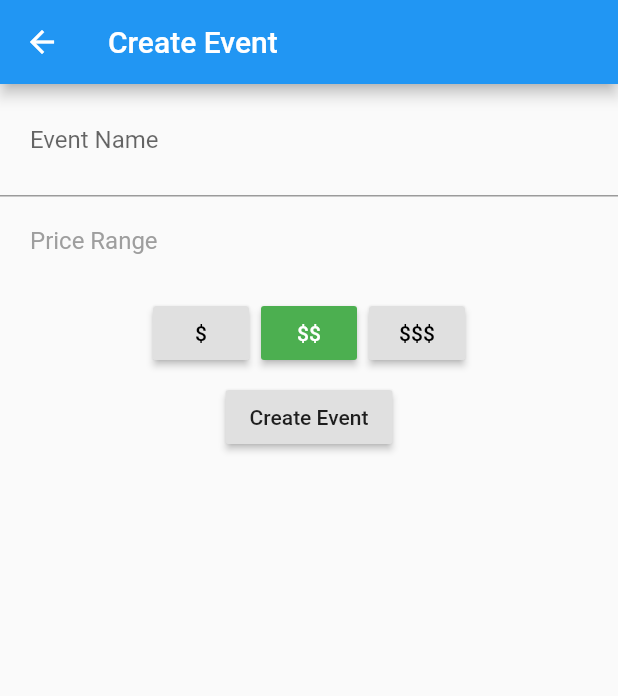
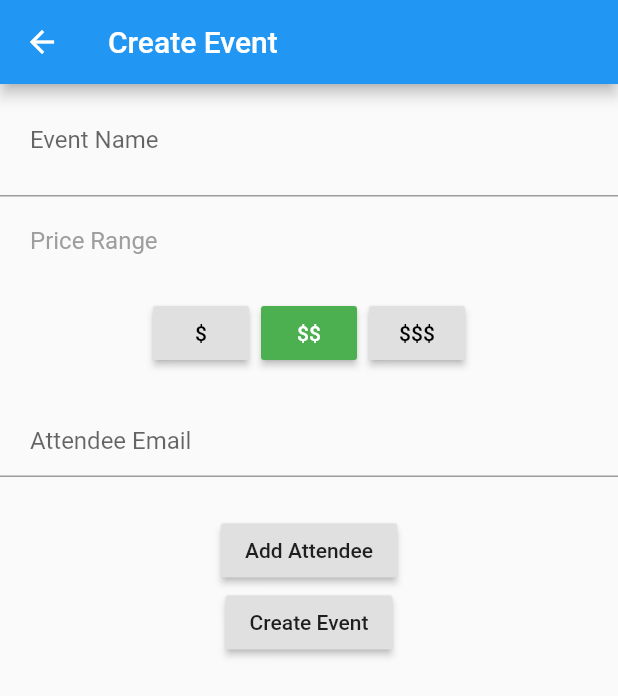
Before and after one commit to maryfan1106/Foodies, a Flutter app: the CreateEventScreen screen opened by its route, on a phone screen of 412 x 824 dp. Shown: the top 696 px of the screen. Run offline on Flutter 3.47's test engine with Material 2 defaults, Android fonts, the light colour scheme and no system bars; our stand-ins replace flutter_dotenv, shared_preferences; accounts and stored records are empty; statements that could not run were skipped.

Commit message:
add attendees widget to create event page
Reuse the attendee model, and set default role to "guest" since we won't
need a role for this purpose.

```diff
--- a/foodies_app/lib/models/attendee.dart
+++ b/foodies_app/lib/models/attendee.dart
@@ -18,7 +18,7 @@ class Attendee {
 
   static Attendee fromJson(dynamic parsedJson) {
     return Attendee(
-      role: AttendeeRole.values[parsedJson['role']],
+      role: AttendeeRole.values[parsedJson['role'] ?? 1], // default to guest
       name: parsedJson['name'],
       email: parsedJson['email'],
     );
--- /dev/null
+++ b/foodies_app/lib/services/users.dart
@@ -0,0 +1,15 @@
+import 'dart:io' show HttpStatus;
+
+import '../models/attendee.dart' show Attendee;
+import 'foodiesapi.dart' show FoodiesData, foodiesGet;
+
+Future<Attendee> getUser(String email) async {
+  final FoodiesData fdata = await foodiesGet('/users/$email');
+  switch (fdata.status) {
+    case HttpStatus.found:
+      final Attendee user = Attendee.fromJson(fdata.body);
+      return user;
+  }
+
+  throw Exception("No user found");
+}
--- /dev/null
+++ b/foodies_app/lib/widgets/add_guests.dart
@@ -0,0 +1,68 @@
+import 'package:flutter/material.dart';
+
+import '../models/attendee.dart' show Attendee;
+import '../services/users.dart' show getUser;
+
+class AddGuests extends StatefulWidget {
+  final List<Attendee> guests;
+
+  const AddGuests({
+    @required Key key,
+    @required this.guests,
+  }) : super(key: key);
+
+  @override
+  AddGuestsState createState() => AddGuestsState();
+}
+
+class AddGuestsState extends State<AddGuests> {
+  final _emailField = TextField(
+    controller: TextEditingController(),
+    obscureText: false,
+    decoration: const InputDecoration(
+      contentPadding: EdgeInsets.fromLTRB(20.0, 15.0, 20.0, 15.0),
+      hintText: 'Attendee Email',
+    ),
+  );
+
+  void _addNewGuest(Attendee guest) => setState(() => widget.guests.add(guest));
+
+  @override
+  void dispose() {
+    _emailField.controller.dispose();
+    super.dispose();
+  }
+
+  @override
+  Widget build(BuildContext context) {
+    final addButton = RaisedButton(
+      child: const Text('Add Attendee'),
+      onPressed: () async {
+        Attendee result = await getUser(_emailField.controller.text);
+        _addNewGuest(result);
+        _emailField.controller.clear();
+      },
+    );
+
+    return Column(
+      children: <Widget>[
+        ListView.builder(
+          shrinkWrap: true,
+          itemCount: widget.guests.length,
+          itemBuilder: (context, index) {
+            final Attendee guest = widget.guests[index];
+            return Card(
+              child: ListTile(
+                title: Text(guest.email),
+              ),
+            );
+          },
+        ),
+        const SizedBox(height: 15.0),
+        _emailField,
+        const SizedBox(height: 25.0),
+        addButton,
+      ],
+    );
+  }
+}
--- a/foodies_app/lib/widgets/create_event_form.dart
+++ b/foodies_app/lib/widgets/create_event_form.dart
@@ -1,4 +1,7 @@
 import 'package:flutter/material.dart';
+
+import '../models/attendee.dart' show Attendee;
+import 'add_guests.dart' show AddGuests;
 
 class CreateEventForm extends StatefulWidget {
   @override
@@ -8,6 +11,7 @@ class CreateEventForm extends StatefulWidget {
 class _CreateEventFormState extends State<CreateEventForm> {
   final GlobalKey<FormState> _formKey = GlobalKey<FormState>();
   final TextEditingController _nameController = TextEditingController();
+  final List<Attendee> _guests = [];
   int _budget = 2;
 
   Widget _budgetButton(int budget) {
@@ -68,6 +72,7 @@ class _CreateEventFormState extends State<CreateEventForm> {
                 _budgetButton(3),
               ],
             ),
+            AddGuests(guests: _guests),
             RaisedButton(
               child: const Text('Create Event'),
               onPressed: processNewEvent,
```
